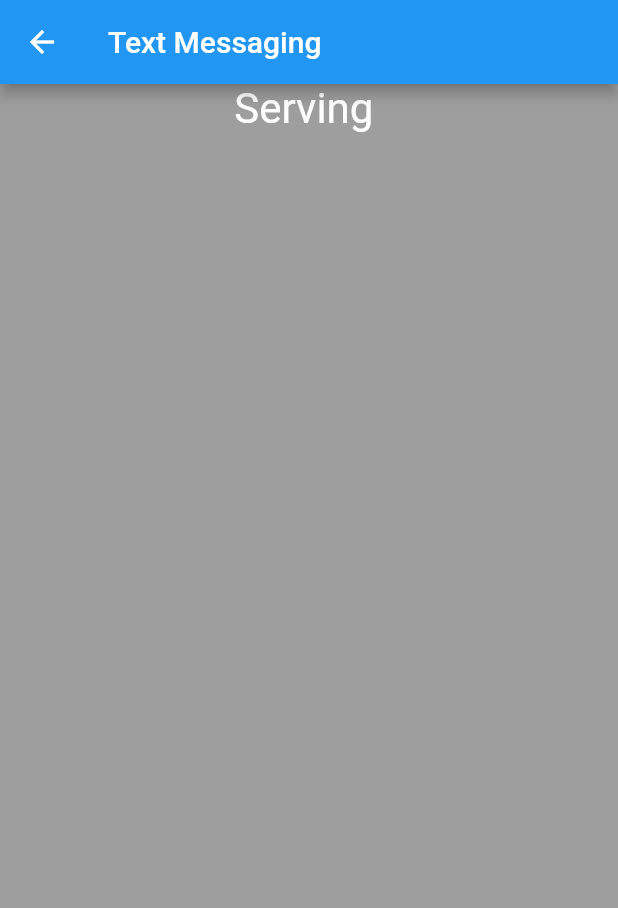
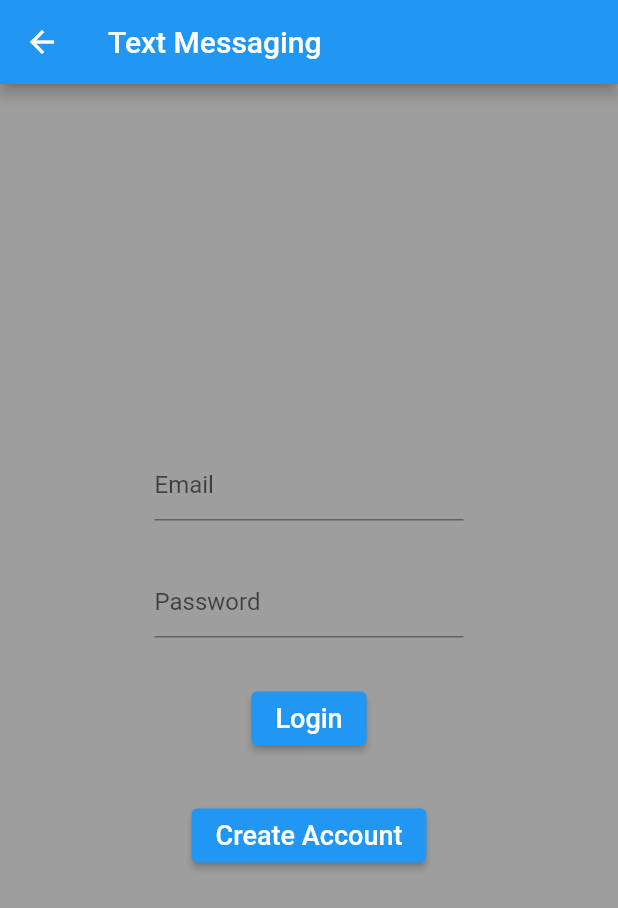
Before and after one commit to cjsmocjsmo/atsflutter, a Flutter app: the screen it shows after launch, after a tap on the "chat" icon, on a phone screen of 412 x 824 dp. Shown: the top 908 px of the screen. Run offline on Flutter 3.47's test engine with Material 2 defaults, Android fonts, the phone set to English and light mode, and no system bars; our stand-ins replace cloud_firestore, firebase_core, video_player; accounts and stored records are empty; generated files the repository leaves out were written again.

```diff
--- /dev/null
+++ b/lib/login_view.dart
@@ -0,0 +1,141 @@
+// import 'package:auth_example/signup/view/signup_view.dart';
+// import 'package:auth_service/signup_view.dart';
+// import 'package:auth_example/home/view/home_view.dart';
+import 'signup_view.dart';
+import 'package:flutter/material.dart';
+
+class LoginView extends StatelessWidget {
+  LoginView({Key? key}) : super(key: key);
+  final TextEditingController _emailController = TextEditingController();
+  final TextEditingController _passwordController = TextEditingController();
+
+
+  @override
+  Widget build(BuildContext context) {
+    return
+
+        // Material(
+        //   color: Colors.grey,
+        //   child: Scaffold(
+        //   appBar: AppBar(
+        //     title: const Text('Login'),
+        //     centerTitle: true,
+        //   ),
+        //   body:
+
+        Center(
+      child: Column(
+        mainAxisAlignment: MainAxisAlignment.center,
+        children: [
+          _LoginEmail(emailController: _emailController),
+          const SizedBox(height: 30.0),
+          _LoginPassword(passwordController: _passwordController),
+          const SizedBox(height: 30.0),
+          _SubmitButton(
+            email: _emailController.text,
+            password: _passwordController.text,
+          ),
+          const SizedBox(height: 30.0),
+          const _CreateAccountButton(),
+        ],
+        //   ),
+        // ),
+      ),
+    );
+  }
+}
+
+class _LoginEmail extends StatelessWidget {
+  const _LoginEmail({
+    Key? key,
+    required this.emailController,
+  }) : super(key: key);
+
+  final TextEditingController emailController;
+
+  @override
+  Widget build(BuildContext context) {
+    return SizedBox(
+      width: MediaQuery.of(context).size.width / 2,
+      child: TextField(
+        controller: emailController,
+        decoration: const InputDecoration(hintText: 'Email'),
+      ),
+    );
+  }
+}
+
+class _LoginPassword extends StatelessWidget {
+  const _LoginPassword({
+    Key? key,
+    required this.passwordController,
+  }) : super(key: key);
+
+  final TextEditingController passwordController;
+
+  @override
+  Widget build(BuildContext context) {
+    return SizedBox(
+      width: MediaQuery.of(context).size.width / 2,
+      child: TextField(
+        controller: passwordController,
+        obscureText: true,
+        decoration: const InputDecoration(
+          hintText: 'Password',
+        ),
+      ),
+    );
+  }
+}
+
+class _SubmitButton extends StatelessWidget {
+  const _SubmitButton({
+    Key? key,
+    required this.email,
+    required this.password,
+  }) : super(key: key);
+
+  final String email, password;
+
+  @override
+  Widget build(BuildContext context) {
+    return ElevatedButton(
+      onPressed: () async {
+        print(email);
+        print(password);
+        print('hello');
+      },
+      child: const Text(
+        "Login",
+        style: TextStyle(
+          fontSize: 18,
+          color: Colors.white,
+        ),
+      ),
+    );
+  }
+}
+
+class _CreateAccountButton extends StatelessWidget {
+  const _CreateAccountButton({Key? key}) : super(key: key);
+
+  @override
+  Widget build(BuildContext context) {
+    return ElevatedButton(
+      onPressed: () {
+        Navigator.of(context).push(
+          MaterialPageRoute(
+            builder: (context) => SignUpView(),
+          ),
+        );
+      },
+      child: const Text(
+        "Create Account",
+        style: TextStyle(
+          fontSize: 18,
+          color: Colors.white,
+        ),
+      ),
+    );
+  }
+}
--- a/lib/main.dart
+++ b/lib/main.dart
@@ -1,6 +1,7 @@
 import 'package:flutter/material.dart';
 import 'package:url_launcher/url_launcher_string.dart';
 import 'package:firebase_core/firebase_core.dart';
+// import 'package:cloud_firestore/cloud_firestore.dart';
 // import 'package:firebase_auth/firebase_auth.dart';
 import 'firebase_options.dart';
 import 'small/smallimages.dart';
@@ -32,9 +33,9 @@
 import 'adminpage.dart';
 
 import 'photopage.dart';
-import 'forms/textmessage.dart';
+// import 'forms/textmessage.dart';
 
-// import 'vids/bigcedarremoval.dart';
+import 'login_view.dart';
 
 // void main() async {
 //   WidgetsFlutterBinding.ensureInitialized();
@@ -47,7 +48,17 @@
   Firebase.initializeApp(
     options: DefaultFirebaseOptions.currentPlatform,
   );
+
 }
+
+// void main() => runApp(
+//       const MediaQuery(
+//         data: MediaQueryData(),
+//         child: MaterialApp(
+//           home: MyApp(),
+//         ),
+//       ),
+//     );
 
 class MyApp extends StatelessWidget {
   const MyApp({Key? key}) : super(key: key);
@@ -55,6 +66,7 @@
   @override
   Widget build(BuildContext context) {
     return MaterialApp(
+      debugShowCheckedModeBanner: false,
       title: 'AlphaTree',
       theme: ThemeData(
         primarySwatch: Colors.blue,
@@ -66,15 +78,8 @@
 }
 
 class MyHomePage extends StatefulWidget {
-  // Firebase.initializeApp(
-  //   options: DefaultFirebaseOptions.currentPlatform,
-  // );
   const MyHomePage({Key? key, required this.title}) : super(key: key);
   final String title;
-
-  // await Firebase.initializeApp(
-  //   options: DefaultFirebaseOptions.currentPlatform,
-  // );
 
   @override
   State<MyHomePage> createState() => _MyHomePageState();
@@ -103,9 +108,9 @@
         builder: (BuildContext context, BoxConstraints constraints) {
           if (constraints.maxWidth > 1024) {
             return _buildWideContainer(context);
-          } else if (constraints.maxWidth <= 1024 &&
-              constraints.maxWidth > 510) {
-            return _buildNormalContainer(context);
+          // } else if (constraints.maxWidth <= 1024 &&
+          //     constraints.maxWidth > 510) {
+          //   return _buildNormalContainer(context);
           } else {
             return _buildSmallContainer(context);
           }
@@ -121,7 +126,6 @@
     icon: const Icon(Icons.chat),
     tooltip: 'Text Me',
     onPressed: () {
-
       Navigator.push(
         context,
         MaterialPageRoute<void>(
@@ -132,11 +136,12 @@
                 title: const Text("Text Messaging"),
                 backgroundColor: Colors.blue,
               ),
-              body: const TextMessageForm(),
+              // body: const TextMessageForm(),
+              body: LoginView(),
             );
           },
         ),
-        );
+      );
     },
   );
 }
@@ -166,7 +171,7 @@
         smallRigOutVid(context),
         smallEstimateButton(context),
         smallTopOutVid(context),
-        smallReviewsDiv(),
+        smallReviewsDiv(context),
         smallReviewsButton(context),
         smallFooter(),
       ],
@@ -186,7 +191,7 @@
         normalLogRollVid(context),
         normalMainDiv(context),
         normalRigOutVid(context),
-        normalReviewsDiv(),
+        normalReviewsDiv(context),
         normalReviewsButton(context),
         normalTopOutVid(context),
         normalFooter(context),
--- a/lib/small/smallreviewdiv.dart
+++ b/lib/small/smallreviewdiv.dart
@@ -1,3 +1,6 @@
+// import 'dart:js';
+
+import 'package:cloud_firestore/cloud_firestore.dart';
 import 'package:flutter/material.dart';
 
 Center reviewCard(String rtitle, String sig) {
@@ -16,16 +19,10 @@
                 color: Colors.white,
               ),
             ),
-            // subtitle: Text('Music by Julie Gable. Lyrics by Sidney Stein.'),
           ),
           Row(
             mainAxisAlignment: MainAxisAlignment.end,
             children: <Widget>[
-              // TextButton(
-              //   child: const Text('BUY TICKETS'),
-              //   onPressed: () {/* ... */},
-              // ),
-              // const SizedBox(width: 8),
               Text(
                 sig,
                 style: const TextStyle(
@@ -42,7 +39,7 @@
   );
 }
 
-Column smallReviewsDiv() {
+Column smallReviewsDiv(BuildContext context) {
   return Column(
     mainAxisAlignment: MainAxisAlignment.spaceEvenly,
     children: <Widget>[
@@ -59,23 +56,70 @@
             borderRadius: BorderRadius.circular(5)),
         child: Padding(
           padding: const EdgeInsets.only(left: 24.0, right: 24.0),
-          child: Column(
-            mainAxisAlignment: MainAxisAlignment.spaceEvenly,
-            children: <Widget>[
-              reviewCard("Curt did a great job", "Charlie"),
-              reviewCard("Curt did a great job", "Charlie"),
-              reviewCard("Curt did a great job", "Charlie"),
-              // const Text(
-              //   "Reviews",
-              //   style: TextStyle(
-              //     fontSize: 32,
-              //     color: Colors.white,
-              //   ),
-              // ),
-            ],
+          child: StreamBuilder<QuerySnapshot>(
+            stream:
+                FirebaseFirestore.instance.collection("reviews").snapshots(),
+            builder: (context, AsyncSnapshot<QuerySnapshot> snapshot) {
+              return !snapshot.hasData
+                  ? const Center(child: CircularProgressIndicator())
+                  : ListView.builder(
+                      itemCount: snapshot.data!.docs.length,
+                      itemBuilder: (context, index) {
+                        DocumentSnapshot data = snapshot.data!.docs[index];
+                        return ASmallReview(
+                          approved: data["Approved"],
+                          count: data["Count"],
+                          delete: data["Delete"],
+                          email: data["Email"],
+                          message: data["Message"],
+                          name: data["Name"],
+                          quarintine: data["Quarintine"],
+                          sig: data["Sig"],
+                          uuid: data["UUID"],
+                          date: data["Date"],
+                        );
+                      },
+                    );
+            },
           ),
         ),
       ),
     ],
   );
 }
+
+class ASmallReview extends StatefulWidget {
+  final String approved;
+  final String count;
+  final String delete;
+  final String email;
+  final String message;
+  final String name;
+  final String quarintine;
+  final String sig;
+  final String uuid;
+  final String date;
+
+  const ASmallReview({
+    required this.approved,
+    required this.count,
+    required this.delete,
+    required this.email,
+    required this.message,
+    required this.name,
+    required this.quarintine,
+    required this.sig,
+    required this.uuid,
+    required this.date,
+  });
+
+  @override
+  _ASmallReviewState createState() => _ASmallReviewState();
+}
+
+class _ASmallReviewState extends State<ASmallReview> {
+  @override
+  Widget build(BuildContext context) {
+    return reviewCard(widget.message, widget.sig);
+  }
+}
--- a/lib/wide/widereviewdiv.dart
+++ b/lib/wide/widereviewdiv.dart
@@ -1,4 +1,5 @@
 import 'package:flutter/material.dart';
+// import 'package:cloud_firestore/cloud_firestore.dart';
 import 'widebuttons.dart';
 
 Center widereviewCard(String rtitle, String sig) {
@@ -43,7 +44,10 @@
   );
 }
 
+
+// final databaseReference = Firestore.instance;
 Column wideReviewsDiv(BuildContext context) {
+  // final databaseReference = Firestore.instance;
   return Column(
     mainAxisAlignment: MainAxisAlignment.spaceEvenly,
     children: <Widget>[
```
Also changed, not shown: lib/forms/reviewsform.dart (+9 -0 lines), lib/normal/normalreviews.dart (+70 -31 lines), lib/signup_view.dart (added, +95 -0 lines).
